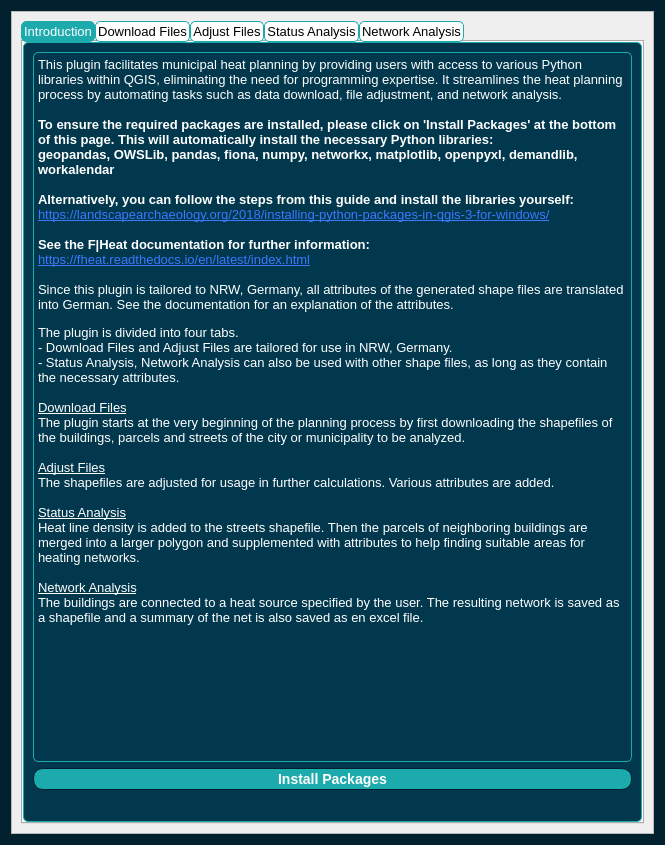
Above: F-Heat_QGIS/heat_net_tool_dialog_base.ui from L4rsG/F-Heat_QGIS before the change. Below: the same form after it.
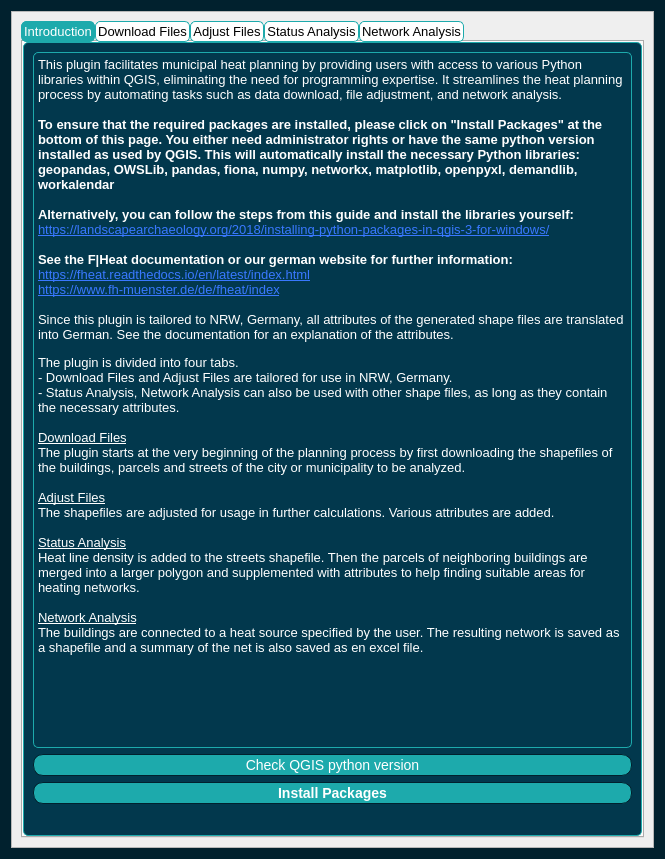
That is the form after the change. Custom widgets are drawn as their Qt base class.

Commit message: added python version button + text adjustments

```diff
--- a/F-Heat_QGIS/heat_net_tool_dialog_base.ui
+++ b/F-Heat_QGIS/heat_net_tool_dialog_base.ui
@@ -7,7 +7,7 @@
     <x>0</x>
     <y>0</y>
     <width>665</width>
-    <height>845</height>
+    <height>859</height>
    </rect>
   </property>
   <property name="sizePolicy">
@@ -93,8 +93,8 @@
        <rect>
         <x>0</x>
         <y>0</y>
-        <width>626</width>
-        <height>829</height>
+        <width>643</width>
+        <height>837</height>
        </rect>
       </property>
       <layout class="QGridLayout" name="gridLayout_10">
@@ -316,14 +316,15 @@
 &lt;/style&gt;&lt;/head&gt;&lt;body style=&quot; font-family:'Arial','sans-serif'; font-size:7.8pt; font-weight:400; font-style:normal;&quot;&gt;
 &lt;p style=&quot; margin-top:0px; margin-bottom:0px; margin-left:0px; margin-right:0px; -qt-block-indent:0; text-indent:0px;&quot;&gt;&lt;span style=&quot; font-family:'MS Shell Dlg 2'; font-size:10pt;&quot;&gt;This plugin facilitates municipal heat planning by providing users with access to various Python libraries within QGIS, eliminating the need for programming expertise. It streamlines the heat planning process by automating tasks such as data download, file adjustment, and network analysis.&lt;/span&gt;&lt;/p&gt;
 &lt;p style=&quot;-qt-paragraph-type:empty; margin-top:0px; margin-bottom:0px; margin-left:0px; margin-right:0px; -qt-block-indent:0; text-indent:0px; font-family:'MS Shell Dlg 2'; font-size:10pt;&quot;&gt;&lt;br /&gt;&lt;/p&gt;
-&lt;p style=&quot; margin-top:0px; margin-bottom:0px; margin-left:0px; margin-right:0px; -qt-block-indent:0; text-indent:0px;&quot;&gt;&lt;span style=&quot; font-family:'MS Shell Dlg 2'; font-size:10pt; font-weight:600;&quot;&gt;To ensure the required packages are installed, please click on 'Install Packages' at the bottom of this page. This will automatically install the necessary Python libraries: &lt;/span&gt;&lt;/p&gt;
+&lt;p style=&quot; margin-top:0px; margin-bottom:0px; margin-left:0px; margin-right:0px; -qt-block-indent:0; text-indent:0px;&quot;&gt;&lt;span style=&quot; font-family:'MS Shell Dlg 2'; font-size:10pt; font-weight:600;&quot;&gt;To ensure that the required packages are installed, please click on &amp;quot;Install Packages&amp;quot; at the bottom of this page. You either need administrator rights or have the same python version installed as used by QGIS. This will automatically install the necessary Python libraries: &lt;/span&gt;&lt;/p&gt;
 &lt;p style=&quot; margin-top:0px; margin-bottom:0px; margin-left:0px; margin-right:0px; -qt-block-indent:0; text-indent:0px;&quot;&gt;&lt;span style=&quot; font-family:'MS Shell Dlg 2'; font-size:10pt; font-weight:600;&quot;&gt;geopandas, OWSLib, pandas, fiona, numpy, networkx, matplotlib, openpyxl, demandlib, workalendar&lt;/span&gt;&lt;/p&gt;
 &lt;p style=&quot;-qt-paragraph-type:empty; margin-top:0px; margin-bottom:0px; margin-left:0px; margin-right:0px; -qt-block-indent:0; text-indent:0px; font-family:'MS Shell Dlg 2'; font-size:10pt; font-weight:600;&quot;&gt;&lt;br /&gt;&lt;/p&gt;
 &lt;p style=&quot; margin-top:0px; margin-bottom:0px; margin-left:0px; margin-right:0px; -qt-block-indent:0; text-indent:0px;&quot;&gt;&lt;span style=&quot; font-family:'MS Shell Dlg 2'; font-size:10pt; font-weight:600;&quot;&gt;Alternatively, you can follow the steps from this guide and install the libraries yourself:&lt;/span&gt;&lt;/p&gt;
 &lt;p style=&quot; margin-top:0px; margin-bottom:0px; margin-left:0px; margin-right:0px; -qt-block-indent:0; text-indent:0px;&quot;&gt;&lt;a href=&quot;https://landscapearchaeology.org/2018/installing-python-packages-in-qgis-3-for-windows/&quot;&gt;&lt;span style=&quot; font-family:'MS Shell Dlg 2'; font-size:10pt; text-decoration: underline; color:#3978ff;&quot;&gt;https://landscapearchaeology.org/2018/installing-python-packages-in-qgis-3-for-windows/&lt;/span&gt;&lt;/a&gt;&lt;/p&gt;
 &lt;p style=&quot;-qt-paragraph-type:empty; margin-top:0px; margin-bottom:0px; margin-left:0px; margin-right:0px; -qt-block-indent:0; text-indent:0px; font-family:'MS Shell Dlg 2'; font-size:10pt;&quot;&gt;&lt;br /&gt;&lt;/p&gt;
-&lt;p style=&quot; margin-top:0px; margin-bottom:0px; margin-left:0px; margin-right:0px; -qt-block-indent:0; text-indent:0px;&quot;&gt;&lt;span style=&quot; font-family:'MS Shell Dlg 2'; font-size:10pt; font-weight:600;&quot;&gt;See the F|Heat documentation for further information:&lt;/span&gt;&lt;/p&gt;
+&lt;p style=&quot; margin-top:0px; margin-bottom:0px; margin-left:0px; margin-right:0px; -qt-block-indent:0; text-indent:0px;&quot;&gt;&lt;span style=&quot; font-family:'MS Shell Dlg 2'; font-size:10pt; font-weight:600;&quot;&gt;See the F|Heat documentation or our german website for further information:&lt;/span&gt;&lt;/p&gt;
 &lt;p style=&quot; margin-top:0px; margin-bottom:0px; margin-left:0px; margin-right:0px; -qt-block-indent:0; text-indent:0px;&quot;&gt;&lt;a href=&quot;https://fheat.readthedocs.io/en/latest/index.html&quot;&gt;&lt;span style=&quot; font-family:'MS Shell Dlg 2'; font-size:10pt; text-decoration: underline; color:#3978ff;&quot;&gt;https://fheat.readthedocs.io/en/latest/index.html&lt;/span&gt;&lt;/a&gt;&lt;/p&gt;
+&lt;p style=&quot; margin-top:0px; margin-bottom:0px; margin-left:0px; margin-right:0px; -qt-block-indent:0; text-indent:0px;&quot;&gt;&lt;a href=&quot;https://fheat.readthedocs.io/en/latest/index.html&quot;&gt;&lt;span style=&quot; font-family:'MS Shell Dlg 2'; font-size:10pt; text-decoration: underline; color:#3978ff;&quot;&gt;https://www.fh-muenster.de/de/fheat/index&lt;/span&gt;&lt;/a&gt;&lt;/p&gt;
 &lt;p style=&quot;-qt-paragraph-type:empty; margin-top:0px; margin-bottom:0px; margin-left:0px; margin-right:0px; -qt-block-indent:0; text-indent:0px; font-family:'MS Shell Dlg 2'; font-size:10pt; text-decoration: underline; color:#3978ff;&quot;&gt;&lt;br /&gt;&lt;/p&gt;
 &lt;p style=&quot; margin-top:0px; margin-bottom:0px; margin-left:0px; margin-right:0px; -qt-block-indent:0; text-indent:0px;&quot;&gt;&lt;span style=&quot; font-family:'MS Shell Dlg 2'; font-size:10pt;&quot;&gt;Since this plugin is tailored to NRW, Germany, all attributes of the generated shape files are translated into German. See the documentation for an explanation of the attributes.&lt;/span&gt;&lt;/p&gt;
 &lt;p style=&quot;-qt-paragraph-type:empty; margin-top:0px; margin-bottom:0px; margin-left:0px; margin-right:0px; -qt-block-indent:0; text-indent:0px;&quot;&gt;&lt;br /&gt;&lt;/p&gt;
@@ -349,6 +350,21 @@
              </property>
             </widget>
            </item>
+           <item>
+            <widget class="QPushButton" name="intro_pushButton_python_version">
+             <property name="font">
+              <font>
+               <family>Arial</family>
+               <pointsize>-1</pointsize>
+               <weight>50</weight>
+               <bold>false</bold>
+              </font>
+             </property>
+             <property name="text">
+              <string>Check QGIS python version</string>
+             </property>
+            </widget>
+           </item>
            <item>
             <widget class="QPushButton" name="intro_pushButton_load_packages">
              <property name="sizePolicy">
```
Left out of the diff: 8 changed lines with no effect on the pictures. The commit also changes 3 other files.
